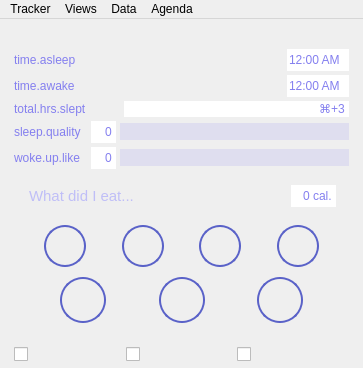
The window that JBLM ver8_17/JBLMA_8_17.ui (AntiVntiAnti/JBLM_A) describes before a commit, drawn with Qt 5.
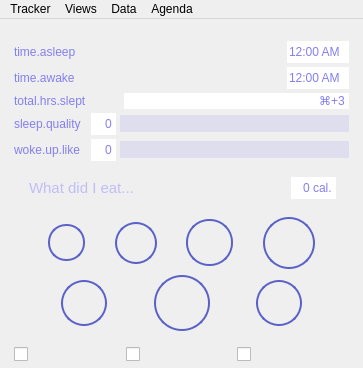
The same window after the commit. The open tabs and pages were chosen to show the change. Icons and pictures are not drawn.

Patch:
```diff
--- a/JBLM ver8_17/JBLMA_8_17.ui
+++ b/JBLM ver8_17/JBLMA_8_17.ui
@@ -6,7 +6,7 @@
    <rect>
     <x>0</x>
     <y>0</y>
-    <width>279</width>
+    <width>325</width>
     <height>348</height>
    </rect>
   </property>
@@ -2829,13 +2829,9 @@
                  <string notr="true">QFrame {background: transparent;}
 QPushButton {
 padding:4px;
-border-radius:21px;
 border:2px solid rgb(90,98,200);
 background:transparent;
-min-width:30px;
-max-width:30px;
-min-height:30px;
-max-height:30px;
+
 }
 QPushButton:hover {
 margin-top:1px;border-radius:20px;
@@ -2859,26 +2855,25 @@
                   <number>0</number>
                  </property>
                  <property name="bottomMargin">
-                  <number>4</number>
+                  <number>0</number>
                  </property>
-                 <property name="horizontalSpacing">
-                  <number>9</number>
-                 </property>
-                 <property name="verticalSpacing">
+                 <property name="spacing">
                   <number>0</number>
                  </property>
                  <item row="0" column="1">
                   <widget class="QPushButton" name="eight_ounce_cup">
                    <property name="styleSheet">
-                    <string notr="true">QPushButton {
+                    <string notr="true">QPushButton {min-width:25px;
+max-width:25px;
+min-height:25px;
+max-height:25px;
+border-radius:18;
 image: url(:/newPrefix/waterBottles/8ozWaterBottle.png);
 }
 QPushButton:hover {
 image:url(:/newPrefix/waterBottles/8Ozhover.png);
 }
-QPushButton:pressed {
-image:url(:/newPrefix/waterBottles/8ozWaterPressed.png);
-}</string>
+</string>
                    </property>
                    <property name="text">
                     <string/>
@@ -2888,15 +2883,16 @@
                  <item row="0" column="7">
                   <widget class="QPushButton" name="thirty_two_ounce_cup">
                    <property name="styleSheet">
-                    <string notr="true">QPushButton {
+                    <string notr="true">QPushButton {min-width:40px;
+max-width:40px;
+min-height:40px;
+max-height:40px;
+border-radius:26;
 	image: url(:/newPrefix/waterBottles/32oz.png);
-
 }
 QPushButton:hover {
-	image: url(:/newPrefix/waterBottles/32ozhover.png);}
-
-QPushButton:pressed {
-	image: url(:/newPrefix/waterBottles/32ozpresss.png);}</string>
+border-radius:25;
+image: url(:/newPrefix/waterBottles/32ozpress.png);}</string>
                    </property>
                    <property name="text">
                     <string/>
@@ -2946,12 +2942,17 @@
                   <widget class="QPushButton" name="sixteen_ounce_cup">
                    <property name="styleSheet">
                     <string notr="true">QPushButton {
+min-width:30px;
+max-width:30px;
+min-height:30px;
+max-height:30px;
+border-radius:21;
 image: url(:/newPrefix/waterBottles/16ozWaterbottle.png);
 
 }
 QPushButton:hover {image: url(:/newPrefix/waterBottles/16ozHover.png);}
 
-QPushButton:pressed {image: url(:/newPrefix/waterBottles/16ozPressed.png);}</string>
+</string>
                    </property>
                    <property name="text">
                     <string/>
@@ -2975,16 +2976,28 @@
                   <widget class="QPushButton" name="twenty_four_ounce_cup">
                    <property name="styleSheet">
                     <string notr="true">QPushButton {
+min-width:35px;
+max-width:35px;
+min-height:35px;
+max-height:35px;
+border-radius:23;
 	image: url(:/newPrefix/waterBottles/24ox.png);
 
 }
-QPushButton:hover {image: url(:/newPrefix/waterBottles/24oxhober.png);}
-
-QPushButton:pressed {image: url(:/newPrefix/waterBottles/24oxpress.png);}</string>
+QPushButton:hover {
+image: url(:/newPrefix/waterBottles/24ozPress.png);
+border-radius:22;}
+</string>
                    </property>
                    <property name="text">
                     <string/>
                    </property>
+                   <property name="iconSize">
+                    <size>
+                     <width>24</width>
+                     <height>24</height>
+                    </size>
+                   </property>
                   </widget>
                  </item>
                  <item row="0" column="0">
@@ -3128,7 +3141,7 @@
                <number>0</number>
               </property>
               <property name="topMargin">
-               <number>0</number>
+               <number>6</number>
               </property>
               <property name="rightMargin">
                <number>0</number>
@@ -3136,6 +3149,9 @@
               <property name="bottomMargin">
                <number>0</number>
               </property>
+              <property name="spacing">
+               <number>0</number>
+              </property>
               <item row="1" column="1">
                <widget class="QPushButton" name="shower_c">
                 <property name="styleSheet">
@@ -3258,6 +3274,11 @@
                 <property name="styleSheet">
                  <string notr="true">
 QPushButton {
+min-height:40px;
+max-height:40px;
+min-width:40px;
+max-width:40px;
+border-radius:28;
 image:url(:/newPrefix/blueteeth.png);
 }
 
```
Left out of the diff: 53 changed lines with no effect on the pictures.
